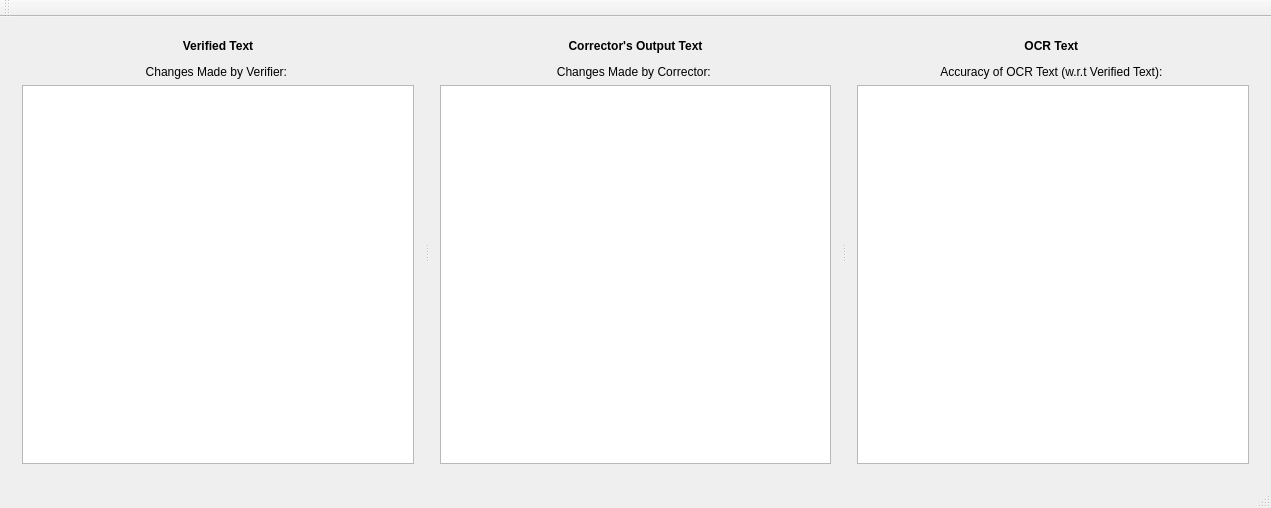
UDAAN-LEAP/leap-pe-tool, file FrameWorkCode/DiffView.ui: the form before one commit.
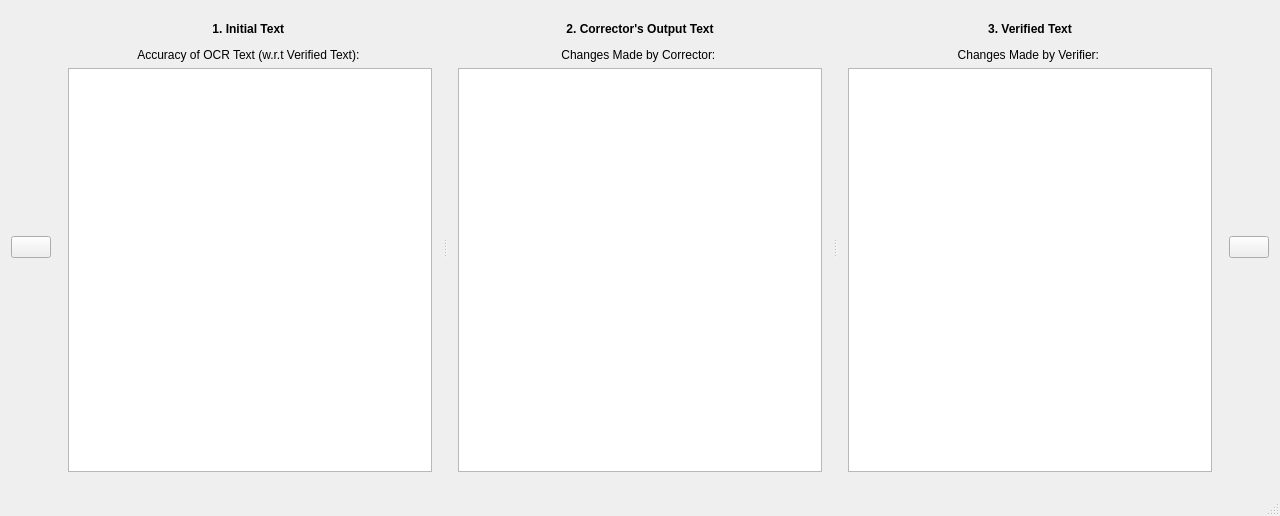
The form after the commit. Icons and pictures are not drawn.

Commit message: Added Compare corrector and verifier

```diff
--- a/FrameWorkCode/DiffView.ui
+++ b/FrameWorkCode/DiffView.ui
@@ -6,15 +6,26 @@
    <rect>
     <x>0</x>
     <y>0</y>
-    <width>1271</width>
-    <height>508</height>
+    <width>1280</width>
+    <height>516</height>
    </rect>
   </property>
   <property name="windowTitle">
    <string>DiffView</string>
   </property>
   <widget class="QWidget" name="centralWidget">
-   <layout class="QVBoxLayout" name="verticalLayout_4">
+   <layout class="QHBoxLayout" name="horizontalLayout_3">
+    <item>
+     <widget class="QPushButton" name="PrevButton">
+      <property name="text">
+       <string/>
+      </property>
+      <property name="icon">
+       <iconset>
+        <normaloff>../../../../Downloads/previous.png</normaloff>../../../../Downloads/previous.png</iconset>
+      </property>
+     </widget>
+    </item>
     <item>
      <widget class="QSplitter" name="splitter">
       <property name="orientation">
@@ -23,10 +34,10 @@
       <widget class="QWidget" name="layoutWidget">
        <layout class="QVBoxLayout" name="verticalLayout_3">
         <item>
-         <widget class="QLabel" name="VerifierLabel">
+         <widget class="QLabel" name="OCRLabel">
           <property name="text">
-           <string>&lt;p&gt;&lt;b&gt;Verified Text&lt;/b&gt;&lt;/p&gt;
-Changes Made by Verifier: </string>
+           <string>&lt;p&gt;&lt;b&gt;1. Initial Text &lt;/b&gt;&lt;/p&gt;
+Accuracy of OCR Text (w.r.t Verified Text): </string>
           </property>
           <property name="alignment">
            <set>Qt::AlignCenter</set>
@@ -34,7 +45,7 @@
          </widget>
         </item>
         <item>
-         <widget class="QTextEdit" name="VerifierText">
+         <widget class="QTextEdit" name="OCRText">
           <property name="font">
            <font>
             <family>Shobhika</family>
@@ -59,7 +70,7 @@
         <item>
          <widget class="QLabel" name="InternLabel">
           <property name="text">
-           <string>&lt;b&gt;&lt;p&gt;Corrector's Output Text&lt;/b&gt;&lt;/p&gt;Changes Made by Corrector: </string>
+           <string>&lt;b&gt;&lt;p&gt;2. Corrector's Output Text&lt;/b&gt;&lt;/p&gt;Changes Made by Corrector: </string>
           </property>
           <property name="alignment">
            <set>Qt::AlignCenter</set>
@@ -90,10 +101,10 @@
       <widget class="QWidget" name="layoutWidget">
        <layout class="QVBoxLayout" name="verticalLayout">
         <item>
-         <widget class="QLabel" name="OCRLabel">
+         <widget class="QLabel" name="VerifierLabel">
           <property name="text">
-           <string>&lt;p&gt;&lt;b&gt;OCR Text &lt;/b&gt;&lt;/p&gt;
-Accuracy of OCR Text (w.r.t Verified Text): </string>
+           <string>&lt;p&gt;&lt;b&gt;3. Verified Text&lt;/b&gt;&lt;/p&gt;
+Changes Made by Verifier: </string>
           </property>
           <property name="alignment">
            <set>Qt::AlignCenter</set>
@@ -101,7 +112,7 @@
          </widget>
         </item>
         <item>
-         <widget class="QTextEdit" name="OCRText">
+         <widget class="QTextEdit" name="VerifierText">
           <property name="font">
            <font>
             <family>Shobhika</family>
@@ -123,6 +134,20 @@
       </widget>
      </widget>
     </item>
+    <item>
+     <widget class="QPushButton" name="NextButton">
+      <property name="text">
+       <string/>
+      </property>
+      <property name="icon">
+       <iconset>
+        <normaloff>../../../../Downloads/next.png</normaloff>../../../../Downloads/next.png</iconset>
+      </property>
+      <property name="autoDefault">
+       <bool>false</bool>
+      </property>
+     </widget>
+    </item>
    </layout>
   </widget>
   <widget class="QMenuBar" name="menuBar">
@@ -135,14 +160,6 @@
     </rect>
    </property>
   </widget>
-  <widget class="QToolBar" name="mainToolBar">
-   <attribute name="toolBarArea">
-    <enum>TopToolBarArea</enum>
-   </attribute>
-   <attribute name="toolBarBreak">
-    <bool>false</bool>
-   </attribute>
-  </widget>
   <widget class="QStatusBar" name="statusBar"/>
  </widget>
  <layoutdefault spacing="6" margin="11"/>
```
Left out of the diff: 2 changed lines with no effect on the pictures. The commit also changes 31 other files.
